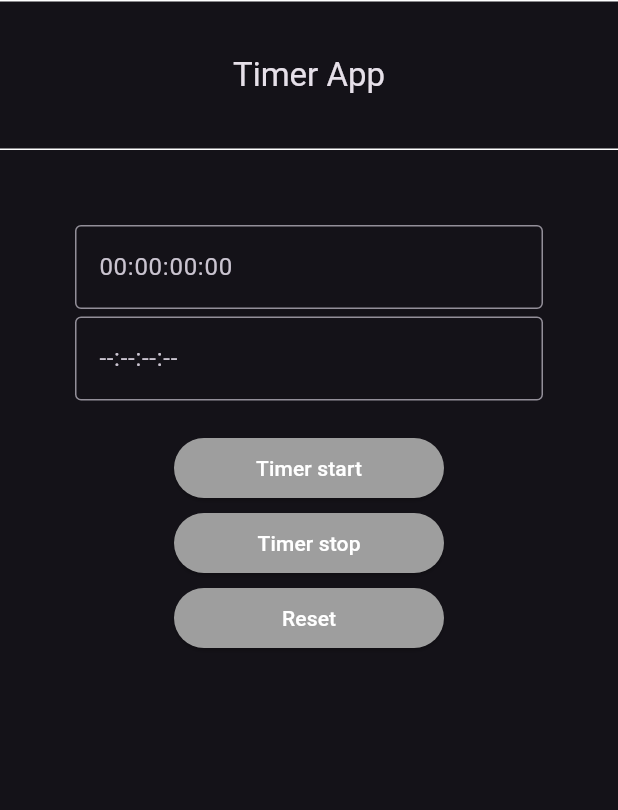
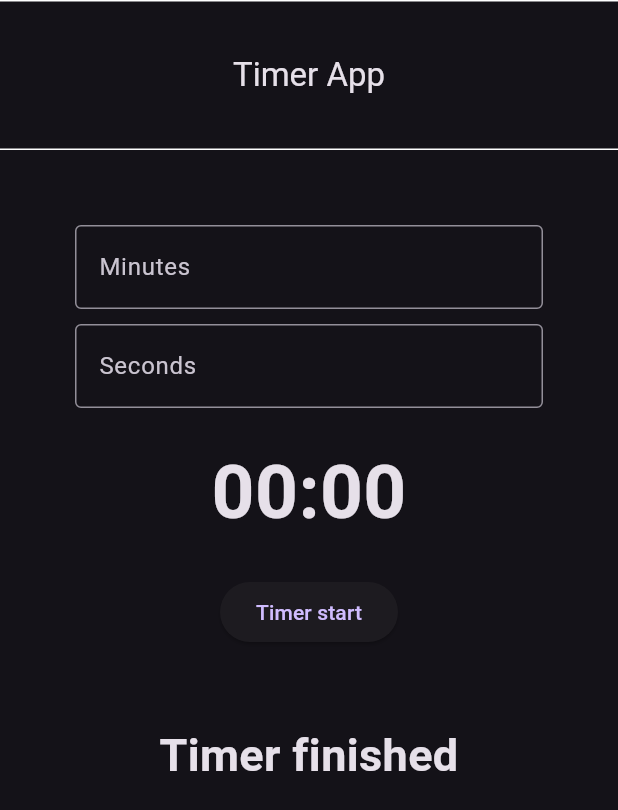
Before and after one commit to fabianStro/GitHubFolder, a Flutter app: the screen it shows after launch, after a tap on "Timer start", on a phone screen of 412 x 824 dp. Shown: the top 810 px of the screen. Run offline on Flutter 3.47's test engine with Material 3 defaults, Android fonts, the phone set to English and light mode, and no system bars; Roboto replaces fonts that are missing (Arial).

Commit message:
FirstPush Timer

```diff
--- a/Flutter_Aufagben/flutter_sheet_timer/lib/main.dart
+++ b/Flutter_Aufagben/flutter_sheet_timer/lib/main.dart
@@ -11,7 +11,7 @@ class MyApp extends StatelessWidget {
   @override
   Widget build(BuildContext context) {
     return MaterialApp(
-      title: 'Flutter Project',
+      title: 'Timer Project',
       theme: ThemeData(brightness: Brightness.dark, fontFamily: 'Arial'),
       initialRoute: '/timer',
       routes: {
--- a/Flutter_Aufagben/flutter_sheet_timer/lib/timerWidget.dart
+++ b/Flutter_Aufagben/flutter_sheet_timer/lib/timerWidget.dart
@@ -1,4 +1,4 @@
-//import 'dart:async';
+import 'dart:async';
 import 'package:flutter/material.dart';
 
 class TimerWidget extends StatefulWidget {
@@ -9,39 +9,53 @@ class TimerWidget extends StatefulWidget {
 }
 
 class _TimerWidgetState extends State<TimerWidget> {
-  late Stopwatch _stopwatch;
-  late int doubleDigit;
+  int _seconds = 0;
   bool _isRunnin = false;
-  String _time = '00:00:00:00';
+  String _statusText = '';
+  Timer? timer;
 
-  @override
-  void initState() {
-    super.initState();
-    _stopwatch = Stopwatch();
+  final TextEditingController _minController = TextEditingController();
+  final TextEditingController _secController = TextEditingController();
+
+  Future<void> _startTimer() async {
+    if (_isRunnin) return;
+
+    final int min = int.tryParse(_minController.text) ?? 0;
+    final int sec = int.tryParse(_secController.text) ?? 0;
+    setState(() {
+      _seconds = min * 60 + sec;
+      _isRunnin = true;
+      _statusText = 'Timer is runnin';
+    });
+
+    await _runCountdown();
+
+    setState(() {
+      _isRunnin = false;
+      _statusText = 'Timer finished';
+    });
   }
 
-  String _formatTime(Duration duration) {
-    String twoDigits(doubleDigit) => doubleDigit.toString().padLeft(2, '0');
-    final hours = twoDigits(duration.inHours);
-    final minutes = twoDigits(duration.inMinutes.remainder(60));
-    final seconds = twoDigits(duration.inSeconds.remainder(60));
-    final milliseconds = twoDigits(duration.inMilliseconds.remainder(100));
-    return "$hours:$minutes:$seconds:$milliseconds";
+  Future<void> _runCountdown() async {
+    while (_seconds > 0 && _isRunnin) {
+      await Future.delayed(const Duration(seconds: 1));
+      setState(() {
+        _seconds--;
+      });
+    }
   }
 
-  Future<void> _runStopwatch() async {
-    while (_isRunnin) {
-      await Future.delayed(const Duration(milliseconds: 100));
-      if (_stopwatch.isRunning) {
-        setState(() {
-          _time = _formatTime(_stopwatch.elapsed);
-        });
-      }
-    }
+  void _stopTimer() {
+    setState(() {
+      _isRunnin = false;
+    });
   }
 
   @override
   Widget build(BuildContext context) {
+    final minutes = _seconds ~/ 60;
+    final seconds = _seconds % 60;
+
     return SafeArea(
       child: Scaffold(
         appBar: AppBar(
@@ -61,63 +75,33 @@ class _TimerWidgetState extends State<TimerWidget> {
               children: [
                 SizedBox(height: 50),
                 TextField(
-                  decoration: InputDecoration(border: OutlineInputBorder(), labelText: '00:00:00:00'),
-                ),
-                SizedBox(height: 5.0),
+                  controller: _minController,
+                  keyboardType: TextInputType.number,
+                  decoration: InputDecoration(border: OutlineInputBorder(), labelText: 'Minutes'),
+                ), // TextField
+                SizedBox(height: 10.0),
                 TextField(
-                  decoration: InputDecoration(border: OutlineInputBorder(), labelText: '--:--:--:--'),
-                ),
-                // Text(_time, style: TextStyle(fontSize: 50.0, fontWeight: FontWeight.bold)),
-                SizedBox(height: 25),
-                SizedBox(
-                  width: 180,
-                  height: 40,
-                  child: ElevatedButton(
-                    onPressed: () {
-                      if (!_stopwatch.isRunning) {
-                        setState(() {
-                          _isRunnin = true;
-                          _stopwatch.start();
-                        });
-                        _runStopwatch();
-                      }
-                    },
-                    style: ButtonStyle(backgroundColor: MaterialStateProperty.all(Colors.grey)),
-                    child: Text('Timer start', style: TextStyle(color: Colors.white)),
-                  ),
-                ), // ElevatedButton Start
-
-                SizedBox(height: 10.0),
-                SizedBox(
-                  width: 180,
-                  height: 40,
-                  child: ElevatedButton(
-                    onPressed: () {
-                      setState(() {
-                        _stopwatch.stop();
-                      });
-                    },
-                    style: ButtonStyle(backgroundColor: MaterialStateProperty.all(Colors.grey)),
-                    child: Text('Timer stop', style: TextStyle(color: Colors.white)),
-                  ),
-                ), // ElevatedButton Stop
-
-                SizedBox(height: 10.0),
-                SizedBox(
-                  width: 180,
-                  height: 40,
-                  child: ElevatedButton(
-                    onPressed: () {
-                      setState(() {
-                        _stopwatch.reset();
-                        _time = '00:00:00';
-                      });
-                    },
-                    style: ButtonStyle(backgroundColor: MaterialStateProperty.all(Colors.grey)),
-                    child: Text('Reset', style: TextStyle(color: Colors.white)),
-                  ),
-                ), // ElevatedButton Reset
-              ],
+                  controller: _secController,
+                  keyboardType: TextInputType.number,
+                  decoration: InputDecoration(border: OutlineInputBorder(), labelText: 'Seconds'),
+                ), // TextField
+                SizedBox(height: 20.0),
+                Text(
+                  '${minutes.toString().padLeft(2, '0')}:${seconds.toString().padLeft(2, '0')}',
+                  style: const TextStyle(fontSize: 50, fontWeight: FontWeight.bold),
+                ), // Text
+                SizedBox(height: 20.0),
+                if (!_isRunnin)
+                  ElevatedButton(onPressed: _startTimer, child: const Text('Timer start'))
+                else
+                  ElevatedButton(onPressed: _stopTimer, child: const Text('Timer stop')),
+                SizedBox(height: 50),
+                Text(
+                  _statusText,
+                  style: const TextStyle(fontSize: 30, fontWeight: FontWeight.bold),
+                  textAlign: TextAlign.center,
+                ), // Text
+              ], // Children
             ), // Column
           ), // Padding
         ), // Center
```
